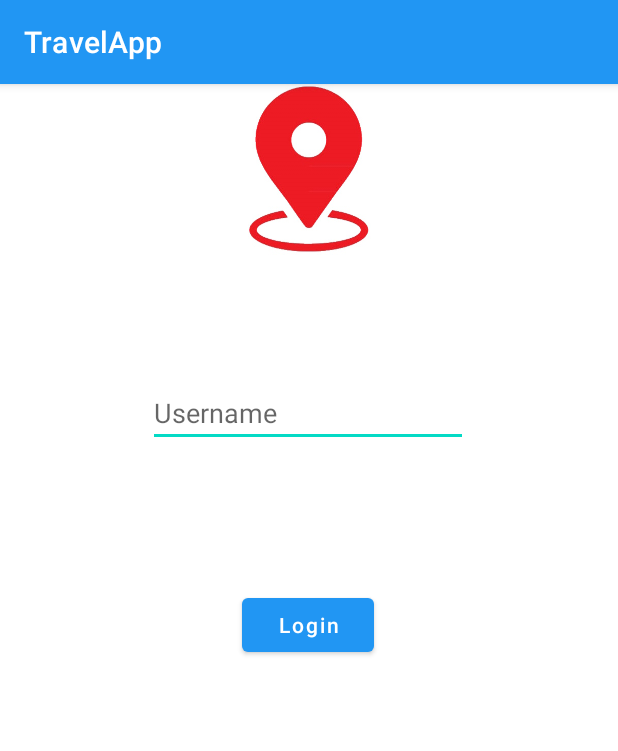
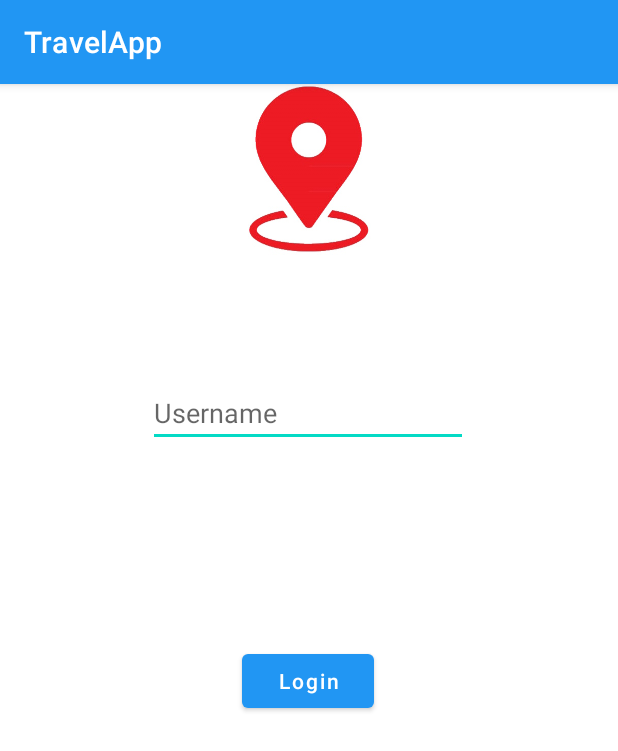
Before and after one commit to bjbjorn/TravelApp, an Android app: the screen it shows after launch (LoginActivity), on a phone screen of 412 x 824 dp. Shown: the top 751 px of the screen. Run offline under Robolectric (Android 15) with nearby library versions, the phone set to English and light mode, and no system bars.

Commit message:
Login aangepast

```diff
--- a/app/src/main/res/layout/activity_login.xml
+++ b/app/src/main/res/layout/activity_login.xml
@@ -28,7 +28,7 @@
         app:layout_constraintHorizontal_bias="0.498"
         app:layout_constraintStart_toStartOf="parent"
         app:layout_constraintTop_toTopOf="parent"
-        app:layout_constraintVertical_bias="0.468" />
+        app:layout_constraintVertical_bias="0.519" />
 
     <EditText
         android:id="@+id/Username"
```
